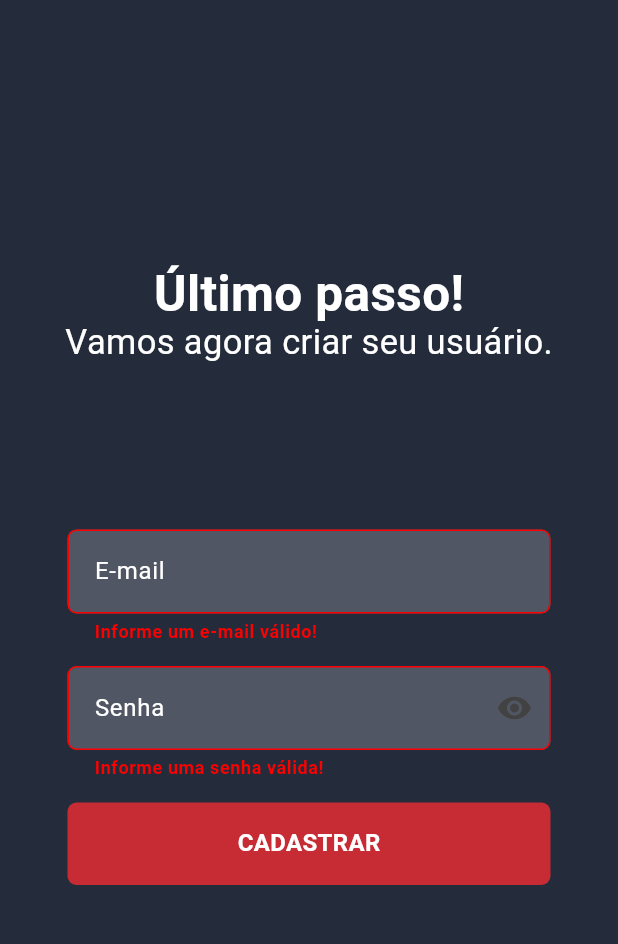
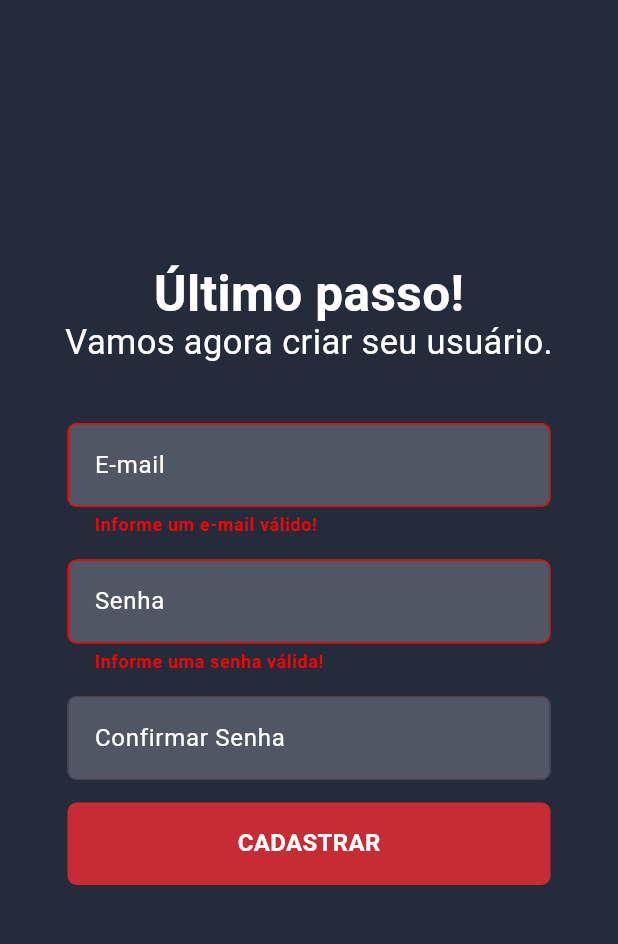
Before and after one commit to GustavoHenriqueP/a-de-adote, a Flutter app: the ONGSignUpForm screen opened directly, after a tap on "CADASTRAR", on a phone screen of 412 x 824 dp, the part 84-1028 px from its top. Run offline on Flutter 3.47's test engine with Material 2 defaults, Android fonts, the phone set to English and light mode, and no system bars; our stand-ins replace dio, firebase_auth, firebase_core, google_fonts, lottie, mask_text_input_formatter; accounts and stored records are empty; generated files the repository leaves out were written again.

Commit message:
Finished signup form

```diff
--- a/lib/main.dart
+++ b/lib/main.dart
@@ -3,7 +3,7 @@ import 'package:flutter/material.dart';
 import 'firebase_options.dart';
 import 'my_app.dart';
 
-//! Lembrar dos TODOs de: ong_signup_form.dart - ong_repository_impl.dart - ong_cnpj_form_page.dart
+//! Lembrar dos TODOs de: ong_cnpj_form_page.dart
 Future<void> main() async {
   WidgetsFlutterBinding.ensureInitialized();
   await Firebase.initializeApp(
--- a/lib/pages/ong_cnpj_form_page.dart
+++ b/lib/pages/ong_cnpj_form_page.dart
@@ -102,6 +102,7 @@ class _ONGCNPJFormPageState extends State<ONGCNPJFormPage> {
         ),
         child: Center(
           child: SingleChildScrollView(
+            physics: const BouncingScrollPhysics(),
             child: ConstrainedBox(
               constraints: BoxConstraints(
                 maxHeight: MediaQuery.of(context).size.height / 2.5,
--- a/lib/pages/ong_signup_form.dart
+++ b/lib/pages/ong_signup_form.dart
@@ -52,7 +52,6 @@ class _ONGSignUpFormState extends State<ONGSignUpForm> {
 
   @override
   Widget build(BuildContext context) {
-    //TODO Colocar um campo de "Confirmar senha" e fazê-lo funcionar.
     return Scaffold(
       backgroundColor: ProjectColors.secundary,
       appBar: StandardAppBar(
@@ -65,6 +64,7 @@ class _ONGSignUpFormState extends State<ONGSignUpForm> {
         ),
         child: Center(
           child: SingleChildScrollView(
+            physics: const BouncingScrollPhysics(),
             child: ConstrainedBox(
               constraints: BoxConstraints(
                 maxHeight: MediaQuery.of(context).size.height / 2,
@@ -115,9 +115,23 @@ class _ONGSignUpFormState extends State<ONGSignUpForm> {
                             height: 15,
                           ),
                           LoginFormInput(
-                            type: 'senha',
+                            type: 'signup_senha',
                             controller: _senha,
                             labelText: 'Senha',
+                          ),
+                          const SizedBox(
+                            height: 15,
+                          ),
+                          LoginFormInput(
+                            type: 'signup_senha',
+                            controller: _confirmarSenha,
+                            labelText: 'Confirmar Senha',
+                            validator: (value) {
+                              if (value != _senha.text) {
+                                return 'Senhas não conferem!';
+                              }
+                              return null;
+                            },
                           ),
                           const SizedBox(
                             height: 15,
--- a/lib/widgets/login_form_input.dart
+++ b/lib/widgets/login_form_input.dart
@@ -7,12 +7,15 @@ class LoginFormInput extends StatefulWidget {
   final String type;
   final TextEditingController controller;
   final String labelText;
+  final String? Function(String?)? validator;
 
-  const LoginFormInput(
-      {super.key,
-      required this.type,
-      required this.controller,
-      required this.labelText});
+  const LoginFormInput({
+    super.key,
+    required this.type,
+    required this.controller,
+    required this.labelText,
+    this.validator,
+  });
 
   @override
   State<LoginFormInput> createState() => _LoginFormInputState();
@@ -35,7 +38,7 @@ class _LoginFormInputState extends State<LoginFormInput> {
           controller: widget.controller,
           style: ProjectFonts.pLight,
           decoration: InputDecoration(
-            suffixIcon: widget.type == 'login'
+            suffixIcon: widget.type == 'login' || widget.type == 'signup_senha'
                 ? null
                 : IconButton(
                     color: senhaFocused
@@ -85,12 +88,12 @@ class _LoginFormInputState extends State<LoginFormInput> {
           obscureText: (widget.type == 'login') ? false : visibility,
           keyboardType:
               (widget.type == 'login') ? TextInputType.emailAddress : null,
-          validator: (value) {
+          validator: widget.validator ?? (value) {
             if (widget.type == 'login') {
               if (value!.isEmpty) {
                 return 'Informe um e-mail válido!';
               }
-            } else if (widget.type == 'senha') {
+            } else {
               if (value!.isEmpty || value.length < 6) {
                 return 'Informe uma senha válida!';
               }
```
